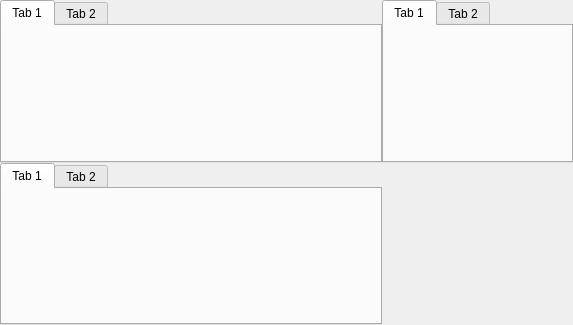
Old version of the form editor/editor.ui in the repository pyunity/pyunity-gui.
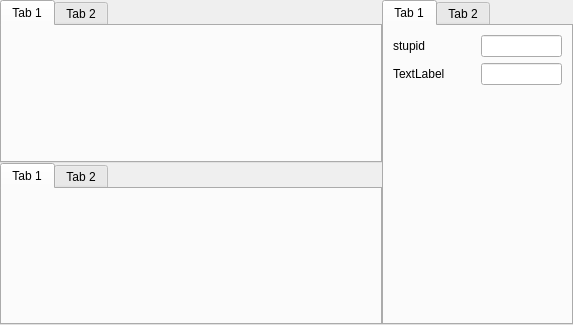
New version of the form. Icons and pictures are not drawn.

Commit message: Fixed padding errors

The edit to the form file:
```diff
--- a/editor/editor.ui
+++ b/editor/editor.ui
@@ -13,6 +13,1656 @@
   <property name="windowTitle">
    <string>MainWindow</string>
   </property>
+  <property name="styleSheet">
+   <string notr="true">/*
+ *  BreezeDark stylesheet.
+ *
+ *  :author: Colin Duquesnoy
+ *  :editor: Alex Huszagh
+ *  :license: MIT, see LICENSE.md
+ *
+ *  This is originally a fork of QDarkStyleSheet, and is based on Breeze/
+ *  BreezeDark color scheme, but is in no way affiliated with KDE.
+ *
+ * ---------------------------------------------------------------------
+ *  The MIT License (MIT)
+ *
+ * Copyright (c) &lt;2013-2014&gt; &lt;Colin Duquesnoy&gt;
+ * Copyright (c) &lt;2015-2016&gt; &lt;Alex Huszagh&gt;
+ *
+ * Permission is hereby granted, free of charge, to any person obtaining
+ * a copy of this software and associated documentation files (the
+ * &quot;Software&quot;), to deal in the Software without restriction, including
+ * without limitation the rights to use, copy, modify, merge, publish,
+ * distribute, sublicense, and/or sell copies of the Software, and to
+ * permit persons to whom the Software is furnished to do so, subject to
+ * the following conditions:
+ *
+ * The above copyright notice and this permission notice shall be included in
+ * all copies or substantial portions of the Software.
+ *
+ * THE SOFTWARE IS PROVIDED &quot;AS IS&quot;, WITHOUT WARRANTY OF ANY KIND, EXPRESS
+ * OR IMPLIED, INCLUDING BUT NOT LIMITED TO THE WARRANTIES OF
+ * MERCHANTABILITY, FITNESS FOR A PARTICULAR PURPOSE AND NONINFRINGEMENT.
+ * IN NO EVENT SHALL THE AUTHORS OR COPYRIGHT HOLDERS BE LIABLE FOR ANY
+ * CLAIM, DAMAGES OR OTHER LIABILITY, WHETHER IN AN ACTION OF CONTRACT,
+ * TORT OR OTHERWISE, ARISING FROM, OUT OF OR IN CONNECTION WITH THE
+ * SOFTWARE OR THE USE OR OTHER DEALINGS IN THE SOFTWARE.
+ * ---------------------------------------------------------------------
+ */
+
+QToolTip
+{
+    border: 1px solid #eff0f1;
+    background-color: #31363b;
+    alternate-background-color: #3b4045;
+    color: #eff0f1;
+    padding: 5px;
+    opacity: 200;
+}
+
+QWidget
+{
+    color: #eff0f1;
+    background-color: #31363b;
+    selection-background-color:#3daee9;
+    selection-color: #eff0f1;
+    background-clip: border;
+    border-image: none;
+    border: 0px transparent black;
+    outline: 0;
+}
+
+QWidget:item:hover
+{
+    background-color: #3daee9;
+    color: #eff0f1;
+}
+
+QWidget:item:selected
+{
+    background-color: #3daee9;
+}
+
+
+QCheckBox
+{
+    spacing: 5px;
+    outline: none;
+    color: #eff0f1;
+    margin-bottom: 2px;
+    opacity: 200;
+}
+
+QCheckBox:disabled
+{
+    color: #76797c;
+}
+
+QGroupBox::indicator
+{
+    margin-left: 2px;
+}
+
+QCheckBox::indicator:unchecked,
+QCheckBox::indicator:unchecked:focus
+{
+    border-image: url(:/dark/checkbox_unchecked_disabled.svg);
+}
+
+QCheckBox::indicator:unchecked:hover,
+QCheckBox::indicator:unchecked:pressed,
+QGroupBox::indicator:unchecked:hover,
+QGroupBox::indicator:unchecked:focus,
+QGroupBox::indicator:unchecked:pressed
+{
+    border: none;
+    border-image: url(:/dark/checkbox_unchecked.svg);
+}
+
+QCheckBox::indicator:checked
+{
+    border-image: url(:/dark/checkbox_checked.svg);
+}
+
+QCheckBox::indicator:checked:hover,
+QCheckBox::indicator:checked:focus,
+QCheckBox::indicator:checked:pressed,
+QGroupBox::indicator:checked:hover,
+QGroupBox::indicator:checked:focus,
+QGroupBox::indicator:checked:pressed
+{
+    border: none;
+    border-image: url(:/dark/checkbox_checked.svg);
+}
+
+QCheckBox::indicator:indeterminate
+{
+    border-image: url(:/dark/checkbox_indeterminate.svg);
+}
+
+QCheckBox::indicator:indeterminate:focus,
+QCheckBox::indicator:indeterminate:hover,
+QCheckBox::indicator:indeterminate:pressed
+{
+    border-image: url(:/dark/checkbox_indeterminate.svg);
+}
+
+QCheckBox::indicator:indeterminate:disabled
+{
+    border-image: url(:/dark/checkbox_indeterminate_disabled.svg);
+}
+
+QCheckBox::indicator:checked:disabled,
+QGroupBox::indicator:checked:disabled
+{
+    border-image: url(:/dark/checkbox_checked_disabled.svg);
+}
+
+QCheckBox::indicator:unchecked:disabled,
+QGroupBox::indicator:unchecked:disabled
+{
+    border-image: url(:/dark/checkbox_unchecked_disabled.svg);
+}
+
+QRadioButton
+{
+    spacing: 5px;
+    outline: none;
+    color: #eff0f1;
+    margin-bottom: 2px;
+}
+
+QRadioButton:disabled
+{
+    color: #76797c;
+}
+
+QRadioButton::indicator:unchecked,
+QRadioButton::indicator:unchecked:focus
+{
+    border-image: url(:/dark/radio_unchecked_disabled.svg);
+}
+
+
+QRadioButton::indicator:unchecked:hover,
+QRadioButton::indicator:unchecked:pressed
+{
+    border: none;
+    outline: none;
+    border-image: url(:/dark/radio_unchecked.svg);
+}
+
+
+QRadioButton::indicator:checked
+{
+    border: none;
+    outline: none;
+    border-image: url(:/dark/radio_checked.svg);
+}
+
+QRadioButton::indicator:checked:hover,
+QRadioButton::indicator:checked:focus,
+QRadioButton::indicator:checked:pressed
+{
+    border: none;
+    outline: none;
+    border-image: url(:/dark/radio_checked.svg);
+}
+
+QRadioButton::indicator:checked:disabled
+{
+    outline: none;
+    border-image: url(:/dark/radio_checked_disabled.svg);
+}
+
+QRadioButton::indicator:unchecked:disabled
+{
+    border-image: url(:/dark/radio_unchecked_disabled.svg);
+}
+
+QMenuBar
+{
+    background-color: #31363b;
+    color: #eff0f1;
+}
+
+QMenuBar::item
+{
+    background: transparent;
+}
+
+QMenuBar::item:selected
+{
+    background: transparent;
+    border: 1px solid #76797c;
+}
+
+QMenuBar::item:pressed
+{
+    border: 1px solid #76797c;
+    background-color: #3daee9;
+    color: #eff0f1;
+    margin-bottom: -1px;
+    padding-bottom: 1px;
+}
+
+QMenu
+{
+    border: 1px solid #76797c;
+    color: #eff0f1;
+    margin: 2px;
+}
+
+QMenu::icon
+{
+    margin: 5px;
+}
+
+QMenu::item
+{
+    padding: 5px 30px 5px 30px;
+    margin-left: 5px;
+    border: 1px solid transparent; /* reserve space for selection border */
+}
+
+QMenu::item:selected
+{
+    color: #eff0f1;
+}
+
+QMenu::separator
+{
+    height: 2px;
+    background: lightblue;
+    margin-left: 10px;
+    margin-right: 5px;
+}
+
+/* non-exclusive indicator = check box style indicator
+   (see QActionGroup::setExclusive) */
+QMenu::indicator:non-exclusive:unchecked
+{
+    border-image: url(:/dark/checkbox_unchecked_disabled.svg);
+}
+
+QMenu::indicator:non-exclusive:unchecked:selected
+{
+    border-image: url(:/dark/checkbox_unchecked_disabled.svg);
+}
+
+QMenu::indicator:non-exclusive:checked
+{
+    border-image: url(:/dark/checkbox_checked.svg);
+}
+
+QMenu::indicator:non-exclusive:checked:selected
+{
+    border-image: url(:/dark/checkbox_checked.svg);
+}
+
+/* exclusive indicator = radio button style indicator (see QActionGroup::setExclusive) */
+QMenu::indicator:exclusive:unchecked
+{
+    border-image: url(:/dark/radio_unchecked_disabled.svg);
+}
+
+QMenu::indicator:exclusive:unchecked:selected
+{
+    border-image: url(:/dark/radio_unchecked_disabled.svg);
+}
+
+QMenu::indicator:exclusive:checked
+{
+    border-image: url(:/dark/radio_checked.svg);
+}
+
+QMenu::indicator:exclusive:checked:selected
+{
+    border-image: url(:/dark/radio_checked.svg);
+}
+
+QMenu::right-arrow
+{
+    margin: 5px;
+    border-image: url(:/light/right_arrow.svg);
+    width: 6px;
+    height: 9px;
+}
+
+
+QWidget:disabled
+{
+    color: #454545;
+    background-color: #31363b;
+}
+
+QAbstractItemView
+{
+    alternate-background-color: #31363b;
+    color: #eff0f1;
+    border: 1px solid 3A3939;
+    border-radius: 2px;
+}
+
+QWidget:focus,
+QMenuBar:focus
+{
+    border: 1px solid #3daee9;
+}
+
+QTabWidget:focus,
+QCheckBox:focus,
+QRadioButton:focus,
+QSlider:focus
+{
+    border: none;
+}
+
+QLineEdit
+{
+    background-color: #232629;
+    border-style: solid;
+    border: 1px solid #76797c;
+    border-radius: 2px;
+    color: #eff0f1;
+}
+
+QGroupBox
+{
+    border: 1px solid #76797c;
+    border-radius: 2px;
+    padding-top: 10px;
+    margin-top: 10px;
+}
+
+QGroupBox::title
+{
+    subcontrol-origin: margin;
+    subcontrol-position: top center;
+    padding-left: 1px;
+    padding-right: 1px;
+    margin-top: -7px;
+}
+
+QAbstractScrollArea
+{
+    border-radius: 2px;
+    border: 1px solid #76797c;
+    background-color: transparent;
+}
+
+QScrollBar:horizontal
+{
+    height: 15px;
+    margin: 3px 15px 3px 15px;
+    border: 1px transparent #2A2929;
+    border-radius: 4px;
+    background-color: #2A2929;
+}
+
+QScrollBar::handle:horizontal
+{
+    background-color: #3daee9;
+    min-width: 5px;
+    border-radius: 4px;
+}
+
+QScrollBar::add-line:horizontal
+{
+    margin: 0px 3px 0px 3px;
+    border-image: url(:/dark/right_arrow_disabled.svg);
+    width: 10px;
+    height: 10px;
+    subcontrol-position: right;
+    subcontrol-origin: margin;
+}
+
+QScrollBar::sub-line:horizontal
+{
+    margin: 0px 3px 0px 3px;
+    border-image: url(:/dark/left_arrow_disabled.svg);
+    width: 10px;
+    height: 10px;
+    subcontrol-position: left;
+    subcontrol-origin: margin;
+}
+
+QScrollBar::add-line:horizontal:hover,
+QScrollBar::add-line:horizontal:on
+{
+    border-image: url(:/dark/right_arrow.svg);
+    width: 10px;
+    height: 10px;
+    subcontrol-position: right;
+    subcontrol-origin: margin;
+}
+
+
+QScrollBar::sub-line:horizontal:hover,
+QScrollBar::sub-line:horizontal:on
+{
+    border-image: url(:/dark/left_arrow.svg);
+    width: 10px;
+    height: 10px;
+    subcontrol-position: left;
+    subcontrol-origin: margin;
+}
+
+QScrollBar::up-arrow:horizontal,
+QScrollBar::down-arrow:horizontal
+{
+    background: none;
+}
+
+
+QScrollBar::add-page:horizontal,
+QScrollBar::sub-page:horizontal
+{
+    background: none;
+}
+
+QScrollBar:vertical
+{
+    background-color: #2A2929;
+    width: 15px;
+    margin: 15px 3px 15px 3px;
+    border: 1px transparent #2A2929;
+    border-radius: 4px;
+}
+
+QScrollBar::handle:vertical
+{
+    background-color: #3daee9;
+    min-height: 5px;
+    border-radius: 4px;
+}
+
+QScrollBar::sub-line:vertical
+{
+    margin: 3px 0px 3px 0px;
+    border-image: url(:/dark/up_arrow_disabled.svg);
+    height: 10px;
+    width: 10px;
+    subcontrol-position: top;
+    subcontrol-origin: margin;
+}
+
+QScrollBar::add-line:vertical
+{
+    margin: 3px 0px 3px 0px;
+    border-image: url(:/dark/down_arrow_disabled.svg);
+    height: 10px;
+    width: 10px;
+    subcontrol-position: bottom;
+    subcontrol-origin: margin;
+}
+
+QScrollBar::sub-line:vertical:hover,
+QScrollBar::sub-line:vertical:on
+{
+
+    border-image: url(:/dark/up_arrow.svg);
+    height: 10px;
+    width: 10px;
+    subcontrol-position: top;
+    subcontrol-origin: margin;
+}
+
+
+QScrollBar::add-line:vertical:hover,
+QScrollBar::add-line:vertical:on
+{
+    border-image: url(:/dark/down_arrow.svg);
+    height: 10px;
+    width: 10px;
+    subcontrol-position: bottom;
+    subcontrol-origin: margin;
+}
+
+QScrollBar::up-arrow:vertical, QScrollBar::down-arrow:vertical
+{
+    background: none;
+}
+
+
+QScrollBar::add-page:vertical, QScrollBar::sub-page:vertical
+{
+    background: none;
+}
+
+QTextEdit
+{
+    background-color: #232629;
+    color: #eff0f1;
+    border: 1px solid #76797c;
+}
+
+QPlainTextEdit
+{
+    background-color: #232629;;
+    color: #eff0f1;
+    border-radius: 2px;
+    border: 1px solid #76797c;
+}
+
+QHeaderView::section
+{
+    background-color: #76797c;
+    color: #eff0f1;
+    padding: 5px;
+    border: 1px solid #76797c;
+}
+
+QSizeGrip
+{
+    border-image: url(:/dark/sizegrip.svg);
+    width: 12px;
+    height: 12px;
+}
+
+QMainWindow::separator
+{
+    background-color: #31363b;
+    color: white;
+    padding-left: 4px;
+    spacing: 2px;
+    border: 1px dashed #76797c;
+}
+
+QMainWindow::separator:hover
+{
+
+    background-color: #787876;
+    color: white;
+    padding-left: 4px;
+    border: 1px solid #76797c;
+    spacing: 2px;
+}
+
+QMenu::separator
+{
+    height: 1px;
+    background-color: #76797c;
+    color: white;
+    padding-left: 4px;
+    margin-left: 10px;
+    margin-right: 5px;
+}
+
+QFrame[frameShape=&quot;2&quot;],  /* QFrame::Panel == 0x0003 */
+QFrame[frameShape=&quot;3&quot;],  /* QFrame::WinPanel == 0x0003 */
+QFrame[frameShape=&quot;4&quot;],  /* QFrame::HLine == 0x0004 */
+QFrame[frameShape=&quot;5&quot;],  /* QFrame::VLine == 0x0005 */
+QFrame[frameShape=&quot;6&quot;]  /* QFrame::StyledPanel == 0x0006 */
+{
+    border-width: 1px;
+    padding: 1px;
+    border-style: solid;
+    border-color: #31363b;
+    background-color: #76797c;
+    border-radius: 5px;
+}
+
+QStackedWidget
+{
+    border: 1px transparent black;
+}
+
+QToolBar
+{
+    border: 1px transparent #393838;
+    background: 1px solid #31363b;
+    font-weight: bold;
+}
+
+QToolBar::handle:horizontal
+{
+    border-image: url(:/dark/hmovetoolbar.svg);
+    width = 16px;
+    height = 64px;
+}
+
+QToolBar::handle:vertical
+{
+    border-image: url(:/dark/vmovetoolbar.svg);
+    width = 54px;
+    height = 10px;
+}
+
+QToolBar::separator:horizontal
+{
+    border-image: url(:/dark/hsepartoolbar.svg);
+    width = 7px;
+    height = 63px;
+}
+
+QToolBar::separator:vertical
+{
+    border-image: url(:/dark/vsepartoolbars.svg);
+    width = 63px;
+    height = 7px;
+}
+
+QPushButton
+{
+    color: #eff0f1;
+    background-color: qlineargradient(x1: 0.5, y1: 0.5 x2: 0.5, y2: 1, stop: 0 #3b4045, stop: 0.5 #31363b);
+    border-width: 1px;
+    border-color: #76797c;
+    border-style: solid;
+    padding: 5px 20px;
+    border-radius: 2px;
+    outline: none;
+}
+
+QPushButton:disabled
+{
+    background-color: #31363b;
+    border-width: 1px;
+    border-color: #454545;
+    border-style: solid;
+    padding-top: 5px;
+    padding-bottom: 5px;
+    padding-left: 20px;
+    padding-right: 20px;
+    border-radius: 2px;
+    color: #454545;
+}
+
+QPushButton:focus
+{
+    color: white;
+}
+
+QPushButton:pressed
+{
+    background-color: #31363b;
+    padding-top: -15px;
+    padding-bottom: -17px;
+}
+
+QComboBox
+{
+    selection-background-color: #3daee9;
+    border-style: solid;
+    border: 1px solid #76797c;
+    border-radius: 2px;
+    padding: 5px;
+    min-width: 75px;
+}
+
+QPushButton:checked
+{
+    background-color: #76797c;
+    border-color: #6A6969;
+}
+
+QPushButton:hover
+{
+    background-color: qlineargradient(x1: 0.5, y1: 0.5 x2: 0.5, y2: 1, stop: 0 #454a4f, stop: 0.5 #3b4045);
+    border: 1px solid #3daee9;
+    color: #eff0f1;
+}
+
+QPushButton:checked:hover
+{
+    background-color: qlineargradient(x1: 0.5, y1: 0.5 x2: 0.5, y2: 1, stop: 0 #808386, stop: 0.5 #76797c);
+    border: 1px solid #3daee9;
+    color: #eff0f1;
+}
+
+QComboBox:hover,
+QAbstractSpinBox:hover,
+QLineEdit:hover,
+QTextEdit:hover,
+QPlainTextEdit:hover,
+QAbstractView:hover,
+QTreeView:hover
+{
+    border: 1px solid #3daee9;
+    color: #eff0f1;
+}
+
+QComboBox:hover:pressed,
+QPushButton:hover:pressed,
+QAbstractSpinBox:hover:pressed,
+QLineEdit:hover:pressed,
+QTextEdit:hover:pressed,
+QPlainTextEdit:hover:pressed,
+QAbstractView:hover:pressed,
+QTreeView:hover:pressed
+{
+    background-color: #31363b;
+}
+
+QComboBox:on
+{
+    padding-top: 3px;
+    padding-left: 4px;
+    selection-background-color: #4a4a4a;
+}
+
+QComboBox QAbstractItemView
+{
+    background-color: #232629;
+    border-radius: 2px;
+    border: 1px solid #76797c;
+    selection-background-color: #3daee9;
+}
+
+QComboBox::drop-down
+{
+    subcontrol-origin: padding;
+    subcontrol-position: top right;
+    width: 15px;
+
+    border-left-width: 0px;
+    border-left-color: darkgray;
+    border-left-style: solid;
+    border-top-right-radius: 3px;
+    border-bottom-right-radius: 3px;
+}
+
+QComboBox::down-arrow
+{
+    border-image: url(:/dark/down_arrow_disabled.svg);
+    width: 9px;
+    height: 6px;
+}
+
+QComboBox::down-arrow:on,
+QComboBox::down-arrow:hover,
+QComboBox::down-arrow:focus
+{
+    border-image: url(:/dark/down_arrow.svg);
+    width: 9px;
+    height: 6px;
+}
+
+QAbstractSpinBox
+{
+    padding: 5px;
+    border: 1px solid #76797c;
+    background-color: #232629;
+    color: #eff0f1;
+    border-radius: 2px;
+    min-width: 75px;
+}
+
+QAbstractSpinBox:up-button
+{
+    background-color: transparent;
+    subcontrol-origin: border;
+    subcontrol-position: center right;
+}
+
+QAbstractSpinBox:down-button
+{
+    background-color: transparent;
+    subcontrol-origin: border;
+    subcontrol-position: center left;
+}
+
+QAbstractSpinBox::up-arrow,
+QAbstractSpinBox::up-arrow:disabled,
+QAbstractSpinBox::up-arrow:off
+{
+    border-image: url(:/dark/up_arrow_disabled.svg);
+    width: 9px;
+    height: 6px;
+}
+
+QAbstractSpinBox::up-arrow:hover
+{
+    border-image: url(:/dark/up_arrow.svg);
+    width: 9px;
+    height: 6px;
+}
+
+QAbstractSpinBox::down-arrow,
+QAbstractSpinBox::down-arrow:disabled,
+QAbstractSpinBox::down-arrow:off
+{
+    border-image: url(:/dark/down_arrow_disabled.svg);
+    width: 9px;
+    height: 6px;
+}
+
+QAbstractSpinBox::down-arrow:hover
+{
+    border-image: url(:/dark/down_arrow.svg);
+    width: 9px;
+    height: 6px;
+}
+
+QLabel
+{
+    border: 0px solid black;
+}
+
+/* BORDERS */
+QTabWidget::pane
+{
+    padding: 5px;
+    margin: 1px;
+}
+
+QTabWidget::pane:top
+{
+    border: 1px solid #76797c;
+    top: -1px;
+}
+
+QTabWidget::pane:bottom
+{
+    border: 1px solid #76797c;
+    bottom: -1px;
+}
+
+QTabWidget::pane:left
+{
+    border: 1px solid #76797c;
+    right: -1px;
+}
+
+QTabWidget::pane:right
+{
+    border: 1px solid #76797c;
+    left: -1px;
+}
+
+
+QTabBar
+{
+    qproperty-drawBase: 0;
+    left: 5px; /* move to the right by 5px */
+    border-radius: 3px;
+}
+
+QTabBar:focus
+{
+    border: 0px transparent black;
+}
+
+QTabBar::close-button
+{
+    border-image: url(:/dark/close.svg);
+    background: transparent;
+}
+
+QTabBar::close-button:hover
+{
+    border-image: url(:/dark/close-hover.svg);
+    width: 12px;
+    height: 12px;
+    background: transparent;
+}
+
+QTabBar::close-button:pressed
+{
+    border-image: url(:/dark/close-pressed.svg);
+    width: 12px;
+    height: 12px;
+    background: transparent;
+}
+
+/* TOP TABS */
+QTabBar::tab:top
+{
+    color: #eff0f1;
+    border: 1px transparent black;
+    border-left: 1px solid #76797c;
+    border-top: 1px solid #76797c;
+    background-color: #31363b;
+    padding: 5px;
+    min-width: 50px;
+    border-top-left-radius: 2px;
+    border-top-right-radius: 2px;
+}
+
+QTabBar::tab:top:last,
+QTabBar::tab:top:only-one
+{
+    color: #eff0f1;
+    border: 1px transparent black;
+    border-left: 1px solid #76797c;
+    border-right: 1px solid #76797c;
+    border-top: 1px solid #76797c;
+    background-color: #31363b;
+    padding: 5px;
+    min-width: 50px;
+    border-top-left-radius: 2px;
+    border-top-right-radius: 2px;
+}
+
+QTabBar::tab:top:!selected
+{
+    color: #eff0f1;
+    background-color: #54575B;
+    border: 1px transparent black;
+    border-left: 1px solid #76797c;
+    border-top-left-radius: 2px;
+    border-top-right-radius: 2px;
+}
+
+QTabBar::tab:top:first:!selected
+{
+    color: #eff0f1;
+    background-color: #54575B;
+    border: 1px transparent black;
+    border-top-left-radius: 2px;
+    border-top-right-radius: 2px;
+}
+
+QTabBar::tab:top:!selected:hover
+{
+    background-color: rgba(61, 173, 232, 0.2);
+    border: 1px rgba(61, 173, 232, 0.2);
+    border-left: 1px solid #76797c;
+}
+
+QTabBar::tab:top:!selected:first:hover
+{
+    background-color: rgba(61, 173, 232, 0.2);
+    border: 1px rgba(61, 173, 232, 0.2);
+}
+
+/* BOTTOM TABS */
+
+QTabBar::tab:bottom
+{
+    color: #eff0f1;
+    border: 1px transparent black;
+    border-left: 1px solid #76797c;
+    border-bottom: 1px solid #76797c;
+    background-color: #31363b;
+    padding: 5px;
+    border-bottom-left-radius: 2px;
+    border-bottom-right-radius: 2px;
+    min-width: 50px;
+}
+
+QTabBar::tab:bottom:last,
+QTabBar::tab:bottom:only-one
+{
+    color: #eff0f1;
+    border: 1px transparent black;
+    border-left: 1px solid #76797c;
+    border-right: 1px solid #76797c;
+    border-bottom: 1px solid #76797c;
+    background-color: #31363b;
+    padding: 5px;
+    border-bottom-left-radius: 2px;
+    border-bottom-right-radius: 2px;
+    min-width: 50px;
+}
+
+QTabBar::tab:bottom:!selected
+{
+    color: #eff0f1;
+    background-color: #54575B;
+    border: 1px transparent black;
+    border-left: 1px solid #76797c;
+    border-bottom-left-radius: 2px;
+    border-bottom-right-radius: 2px;
+}
+
+QTabBar::tab:bottom:first:!selected
+{
+    color: #eff0f1;
+    background-color: #54575B;
+    border: 1px transparent black;
+    border-top-left-radius: 2px;
+    border-top-right-radius: 2px;
+}
+
+QTabBar::tab:bottom:!selected:hover
+{
+    background-color: rgba(61, 173, 232, 0.2);
+    border: 1px rgba(61, 173, 232, 0.2);
+    border-left: 1px solid #76797c;
+}
+
+QTabBar::tab:bottom:!selected:first:hover
+{
+    background-color: rgba(61, 173, 232, 0.2);
+    border: 1px rgba(61, 173, 232, 0.2);
+}
+
+/* LEFT TABS */
+QTabBar::tab:left
+{
+    color: #eff0f1;
+    border: 1px transparent black;
+    border-top: 1px solid #76797c;
+    border-right: 1px solid #76797c;
+    background-color: #31363b;
+    padding: 5px;
+    border-top-right-radius: 2px;
+    border-bottom-right-radius: 2px;
+    min-height: 50px;
+}
+
+QTabBar::tab:left:last,
+QTabBar::tab:left:only-one
+{
+    color: #eff0f1;
+    border: 1px transparent black;
+    border-top: 1px solid #76797c;
+    border-bottom: 1px solid #76797c;
+    border-right: 1px solid #76797c;
+    background-color: #31363b;
+    padding: 5px;
+    border-top-right-radius: 2px;
+    border-bottom-right-radius: 2px;
+    min-height: 50px;
+}
+
+QTabBar::tab:left:!selected
+{
+    color: #eff0f1;
+    background-color: #54575B;
+    border: 1px transparent black;
+    border-top: 1px solid #76797c;
+    border-top-right-radius: 2px;
+    border-bottom-right-radius: 2px;
+}
+
+QTabBar::tab:left:!selected:hover
+{
+    background-color: rgba(61, 173, 232, 0.2);
+    border: 1px rgba(61, 173, 232, 0.2);
+    border-top: 1px solid #76797c;
+}
+
+QTabBar::tab:left:!selected:first:hover
+{
+    background-color: rgba(61, 173, 232, 0.2);
+    border: 1px rgba(61, 173, 232, 0.2);
+}
+
+/* RIGHT TABS */
+QTabBar::tab:right
+{
+    color: #eff0f1;
+    border: 1px transparent black;
+    border-top: 1px solid #76797c;
+    border-left: 1px solid #76797c;
+    background-color: #31363b;
+    padding: 5px;
+    border-top-left-radius: 2px;
+    border-bottom-left-radius: 2px;
+    min-height: 50px;
+}
+
+QTabBar::tab:right:last,
+QTabBar::tab:right:only-one
+{
+    color: #eff0f1;
+    border: 1px transparent black;
+    border-top: 1px solid #76797c;
+    border-bottom: 1px solid #76797c;
+    border-left: 1px solid #76797c;
+    background-color: #31363b;
+    padding: 5px;
+    border-top-left-radius: 2px;
+    border-bottom-left-radius: 2px;
+    min-height: 50px;
+}
+
+QTabBar::tab:right:!selected
+{
+    color: #eff0f1;
+    background-color: #54575B;
+    border: 1px transparent black;
+    border-top: 1px solid #76797c;
+    border-top-left-radius: 2px;
+    border-bottom-left-radius: 2px;
+}
+
+QTabBar::tab:right:!selected:hover
+{
+    background-color: rgba(61, 173, 232, 0.2);
+    border: 1px rgba(61, 173, 232, 0.2);
+    border-top: 1px solid #76797c;
+}
+
+QTabBar::tab:right:!selected:first:hover
+{
+    background-color: rgba(61, 173, 232, 0.2);
+    border: 1px rgba(61, 173, 232, 0.2);
+}
+
+QTabBar QToolButton::right-arrow:enabled
+{
+    border-image: url(:/dark/right_arrow.svg);
+}
+
+QTabBar QToolButton::left-arrow:enabled
+{
+    border-image: url(:/dark/left_arrow.svg);
+}
+
+QTabBar QToolButton::right-arrow:disabled
+{
+    border-image: url(:/dark/right_arrow_disabled.svg);
+}
+
+QTabBar QToolButton::left-arrow:disabled
+{
+    border-image: url(:/dark/left_arrow_disabled.svg);
+}
+
+QDockWidget
+{
+    background: #31363b;
+    border: 1px solid #403F3F;
+    titlebar-close-icon: url(:/dark/transparent.svg);
+    titlebar-normal-icon: url(:/dark/transparent.svg);
+}
+
+QDockWidget::close-button,
+QDockWidget::float-button
+{
+    border: 1px solid transparent;
+    border-radius: 2px;
+    background: transparent;
+}
+
+QDockWidget::float-button
+{
+    border-image: url(:/dark/undock.svg);
+}
+
+QDockWidget::float-button:hover
+{
+    border-image: url(:/dark/undock-hover.svg) ;
+}
+
+QDockWidget::close-button
+{
+    border-image: url(:/dark/close.svg) ;
+}
+
+QDockWidget::close-button:hover
+{
+    border-image: url(:/dark/close-hover.svg) ;
+}
+
+QDockWidget::close-button:pressed
+{
+    border-image: url(:/dark/close-pressed.svg) ;
+}
+
+QTreeView,
+QListView
+{
+    border: 1px solid #76797c;
+    background-color: #232629;
+}
+
+QTreeView::branch:has-siblings:!adjoins-item
+{
+    border-image: url(:/dark/stylesheet-vline.svg) 0;
+}
+
+QTreeView::branch:has-siblings:adjoins-item
+{
+    border-image: url(:/dark/stylesheet-branch-more.svg) 0;
+}
+
+QTreeView::branch:!has-children:!has-siblings:adjoins-item
+{
+    border-image: url(:/dark/stylesheet-branch-end.svg) 0;
+}
+
+QTreeView::branch:has-children:!has-siblings:closed,
+QTreeView::branch:closed:has-children:has-siblings
+{
+    border-image: url(:/dark/stylesheet-branch-end-closed.svg) 0;
+    image: url(:/dark/branch_closed.svg);
+}
+
+QTreeView::branch:open:has-children:!has-siblings,
+QTreeView::branch:open:has-children:has-siblings
+{
+    border-image: url(:/dark/stylesheet-branch-end-open.svg) 0;
+    image: url(:/dark/branch_open.svg);
+}
+
+/*
+QTreeView::branch:has-siblings:!adjoins-item {
+        background: cyan;
+}
+
+QTreeView::branch:has-siblings:adjoins-item {
+        background: red;
+}
+
+QTreeView::branch:!has-children:!has-siblings:adjoins-item {
+        background: blue;
+}
+
+QTreeView::branch:closed:has-children:has-siblings {
+        background: pink;
+}
+
+QTreeView::branch:has-children:!has-siblings:closed {
+        background: gray;
+}
+
+QTreeView::branch:open:has-children:has-siblings {
+        background: magenta;
+}
+
+QTreeView::branch:open:has-children:!has-siblings {
+        background: green;
+}
+*/
+
+QTableView::item,
+QListView::item,
+QTreeView::item
+{
+    padding: 3px;
+}
+
+QTableView::item:!selected:hover,
+QListView::item:!selected:hover,
+QTreeView::item:!selected:hover
+{
+    background-color: rgba(61, 173, 232, 0.2);
+    outline: 0;
+    color: #eff0f1;
+    padding: 3px;
+}
+
+
+QSlider::groove:horizontal
+{
+    border: 1px solid #31363b;
+    height: 4px;
+    background: #565a5e;
+    margin: 0px;
+    border-radius: 2px;
+}
+
+QSlider::handle:horizontal
+{
+    background: #232629;
+    border: 1px solid #626568;
+    width: 16px;
+    height: 16px;
+    margin: -8px 0;
+    border-radius: 9px;
+}
+
+QSlider::groove:vertical
+{
+    border: 1px solid #31363b;
+    width: 4px;
+    background: #565a5e;
+    margin: 0px;
+    border-radius: 3px;
+}
+
+QSlider::handle:vertical
+{
+    background: #232629;
+    border: 1px solid #626568;
+    width: 16px;
+    height: 16px;
+    margin: 0 -8px;
+    border-radius: 9px;
+}
+
+QSlider::handle:horizontal:hover,
+QSlider::handle:horizontal:focus,
+QSlider::handle:vertical:hover,
+QSlider::handle:vertical:focus
+{
+    border: 1px solid #3daee9;
+}
+
+QSlider::sub-page:horizontal,
+QSlider::add-page:vertical
+{
+    background: #3daee9;
+    border-radius: 3px;
+}
+
+QSlider::add-page:horizontal,
+QSlider::sub-page:vertical
+{
+    background: #626568;
+    border-radius: 3px;
+}
+
+QToolButton
+{
+    background-color: transparent;
+    border: 1px solid #76797c;
+    border-radius: 2px;
+    margin: 3px;
+    padding: 5px;
+}
+
+QToolButton[popupMode=&quot;1&quot;]  /* only for MenuButtonPopup */
+{
+    padding-right: 20px; /* make way for the popup button */
+}
+
+QToolButton[popupMode=&quot;2&quot;]  /* only for InstantPopup */
+{
+    padding-right: 10px; /* make way for the popup button */
+}
+
+QToolButton::menu-indicator
+{
+    border-image: none;
+    image: url(:/dark/down_arrow.svg);
+    top: -7px;
+    left: -2px;
+}
+
+QToolButton::menu-arrow
+{
+    border-image: none;
+    image: url(:/dark/down_arrow.svg);
+}
+
+QToolButton:hover,
+QToolButton::menu-button:hover
+{
+    background-color: transparent;
+    border: 1px solid #3daee9;
+}
+
+QToolButton:checked,
+QToolButton:pressed,
+QToolButton::menu-button:pressed
+{
+    background-color: #3daee9;
+    border: 1px solid #3daee9;
+    padding: 5px;
+}
+
+QToolButton::menu-button
+{
+    border: 1px solid #76797c;
+    border-top-right-radius: 6px;
+    border-bottom-right-radius: 6px;
+    /* 10px width + 4px for border + no text = 20px allocated above */
+    width: 10px;
+    padding: 5px;
+    outline: none;
+}
+
+QToolButton::menu-arrow:open
+{
+    border: 1px solid #76797c;
+}
+
+QPushButton::menu-indicator
+{
+    subcontrol-origin: padding;
+    subcontrol-position: bottom right;
+    left: 8px;
+}
+
+QTableView
+{
+    border: 1px solid #76797c;
+    gridline-color: #31363b;
+    background-color: #232629;
+}
+
+
+QTableView,
+QHeaderView
+{
+    border-radius: 0px;
+}
+
+QTableView::item:pressed,
+QListView::item:pressed,
+QTreeView::item:pressed
+{
+    background: #3daee9;
+    color: #eff0f1;
+}
+
+QTableView::item:selected:active,
+QTreeView::item:selected:active,
+QListView::item:selected:active
+{
+    background: #3daee9;
+    color: #eff0f1;
+}
+
+QListView::item:selected:hover,
+QTreeView::item:selected:hover
+{
+    background-color: #47b8f3;
+    color: #eff0f1;
+}
+
+QHeaderView
+{
+    background-color: #31363b;
+    border: 1px transparent;
+    border-radius: 0px;
+    margin: 0px;
+    padding: 0px;
+
+}
+
+QHeaderView::section
+{
+    background-color: #31363b;
+    color: #eff0f1;
+    padding: 5px;
+    border: 1px solid #76797c;
+    border-radius: 0px;
+    text-align: center;
+}
+
+QHeaderView::section::vertical::first,
+QHeaderView::section::vertical::only-one
+{
+    border-top: 1px solid #76797c;
+}
+
+QHeaderView::section::vertical
+{
+    border-top: transparent;
+}
+
+QHeaderView::section::horizontal::first,
+QHeaderView::section::horizontal::only-one
+{
+    border-left: 1px solid #76797c;
+}
+
+QHeaderView::section::horizontal
+{
+    border-left: transparent;
+}
+
+
+QHeaderView::section:checked
+{
+    color: white;
+    background-color: #334e5e;
+}
+
+ /* style the sort indicator */
+QHeaderView::down-arrow
+{
+    image: url(:/dark/down_arrow.svg);
+}
+
+QHeaderView::up-arrow
+{
+    image: url(:/dark/up_arrow.svg);
+}
+
+QTableCornerButton::section
+{
+    background-color: #31363b;
+    border: 1px transparent #76797c;
+    border-radius: 0px;
+}
+
+QToolBox
+{
+    padding: 5px;
+    border: 1px transparent black;
+}
+
+QToolBox:selected
+{
+    background-color: #31363b;
+    border-color: #3daee9;
+}
+
+QToolBox:hover
+{
+    border-color: #3daee9;
+}
+
+QStatusBar::item
+{
+    border: 0px transparent dark;
+}
+
+QFrame[height=&quot;3&quot;],
+QFrame[width=&quot;3&quot;]
+{
+    background-color: #76797c;
+}
+
+QSplitter::handle
+{
+    border: 1px dashed #76797c;
+}
+
+QSplitter::handle:hover
+{
+    background-color: #787876;
+    border: 1px solid #76797c;
+}
+
+QSplitter::handle:horizontal
+{
+    width: 1px;
+}
+
+QSplitter::handle:vertical
+{
+    height: 1px;
+}
+
+QProgressBar:horizontal
+{
+    background-color: #626568;
+    border: 1px solid #31363b;
+    border-radius: 3px;
+    height: 5px;
+    text-align: right;
+    margin-top: 5px;
+    margin-bottom: 5px;
+    margin-right: 50px;
+    padding: 0px;
+}
+
+QProgressBar::chunk:horizontal
+{
+    background-color: #3daee9;
+    border: 1px transparent;
+    border-radius: 3px;
+}
+
+QSpinBox,
+QDoubleSpinBox
+{
+    padding-right: 15px;
+}
+
+QSpinBox::up-button,
+QDoubleSpinBox::up-button
+{
+    subcontrol-origin: content;
+    subcontrol-position: right top;
+
+    width: 16px;
+    border-width: 1px;
+}
+
+QSpinBox::up-arrow,
+QDoubleSpinBox::up-arrow
+{
+    border-image: url(:/dark/up_arrow.svg);
+    width: 9px;
+    height: 6px;
+}
+
+QSpinBox::up-arrow:hover,
+QSpinBox::up-arrow:pressed,
+QDoubleSpinBox::up-arrow:hover,
+QDoubleSpinBox::up-arrow:pressed
+{
+    border-image: url(:/dark/up_arrow-hover.svg);
+    width: 9px;
+    height: 6px;
+}
+
+QSpinBox::up-arrow:disabled,
+QSpinBox::up-arrow:off,
+QDoubleSpinBox::up-arrow:disabled,
+QDoubleSpinBox::up-arrow:off
+{
+   border-image: url(:/dark/up_arrow_disabled.svg);
+}
+
+QSpinBox::down-button,
+QDoubleSpinBox::down-button
+{
+    subcontrol-origin: content;
+    subcontrol-position: right bottom;
+
+    width: 16px;
+    border-width: 1px;
+}
+
+QSpinBox::down-arrow,
+QDoubleSpinBox::down-arrow
+{
+    border-image: url(:/dark/down_arrow.svg);
+    width: 9px;
+    height: 6px;
+}
+
+QSpinBox::down-arrow:hover,
+QSpinBox::down-arrow:pressed,
+QDoubleSpinBox::down-arrow:hover,
+QDoubleSpinBox::down-arrow:pressed
+{
+    border-image: url(:/dark/down_arrow-hover.svg);
+    width: 9px;
+    height: 6px;
+}
+
+QSpinBox::down-arrow:disabled,
+QSpinBox::down-arrow:off,
+QDoubleSpinBox::down-arrow:disabled,
+QDoubleSpinBox::down-arrow:off
+{
+   border-image: url(:/dark/down_arrow_disabled.svg);
+}
+</string>
+  </property>
   <widget class="QWidget" name="centralwidget">
    <property name="sizePolicy">
     <sizepolicy hsizetype="Preferred" vsizetype="Expanding">
@@ -20,7 +1670,7 @@
      <verstretch>0</verstretch>
     </sizepolicy>
    </property>
-   <layout class="QGridLayout" name="gridLayout" rowstretch="0,0" columnstretch="2,1,0">
+   <layout class="QGridLayout" name="gridLayout" rowstretch="0,0" columnstretch="2,1">
     <property name="leftMargin">
      <number>0</number>
     </property>
@@ -36,6 +1686,88 @@
     <property name="spacing">
      <number>0</number>
     </property>
+    <item row="0" column="1" rowspan="2">
+     <widget class="QTabWidget" name="tabWidget_2">
+      <widget class="QWidget" name="tab_3">
+       <attribute name="title">
+        <string>Tab 1</string>
+       </attribute>
+       <layout class="QVBoxLayout">
+        <item>
+         <layout class="QGridLayout" name="gridLayout_2" columnstretch="1,1">
+          <item row="0" column="0">
+           <widget class="QLabel" name="label">
+            <property name="sizePolicy">
+             <sizepolicy hsizetype="Preferred" vsizetype="Preferred">
+              <horstretch>1</horstretch>
+              <verstretch>0</verstretch>
+             </sizepolicy>
+            </property>
+            <property name="text">
+             <string>stupid</string>
+            </property>
+            <property name="wordWrap">
+             <bool>true</bool>
+            </property>
+           </widget>
+          </item>
+          <item row="0" column="1">
+           <widget class="QLineEdit" name="lineEdit">
+            <property name="sizePolicy">
+             <sizepolicy hsizetype="Expanding" vsizetype="Fixed">
+              <horstretch>2</horstretch>
+              <verstretch>0</verstretch>
+             </sizepolicy>
+            </property>
+           </widget>
+          </item>
+          <item row="1" column="0">
+           <widget class="QLabel" name="label_2">
+            <property name="sizePolicy">
+             <sizepolicy hsizetype="Preferred" vsizetype="Preferred">
+              <horstretch>1</horstretch>
+              <verstretch>0</verstretch>
+             </sizepolicy>
+            </property>
+            <property name="text">
+             <string>TextLabel</string>
+            </property>
+           </widget>
+          </item>
+          <item row="1" column="1">
+           <widget class="QLineEdit" name="lineEdit_2">
+            <property name="sizePolicy">
+             <sizepolicy hsizetype="Expanding" vsizetype="Fixed">
+              <horstretch>2</horstretch>
+              <verstretch>0</verstretch>
+             </sizepolicy>
+            </property>
+           </widget>
+          </item>
+         </layout>
+        </item>
+        <item>
+         <spacer name="verticalSpacer">
+          <property name="orientation">
+           <enum>Qt::Vertical</enum>
+          </property>
+          <property name="sizeHint" stdset="0">
+           <size>
+            <width>20</width>
+            <height>40</height>
+           </size>
+          </property>
+         </spacer>
+        </item>
+       </layout>
+      </widget>
+      <widget class="QWidget" name="tab_4">
+       <attribute name="title">
+        <string>Tab 2</string>
+       </attribute>
+      </widget>
+     </widget>
+    </item>
     <item row="1" column="0">
      <widget class="QTabWidget" name="tabWidget_3">
       <widget class="QWidget" name="tab_5">
@@ -64,20 +1796,6 @@
       </widget>
      </widget>
     </item>
-    <item row="0" column="1">
-     <widget class="QTabWidget" name="tabWidget_2">
-      <widget class="QWidget" name="tab_3">
-       <attribute name="title">
-        <string>Tab 1</string>
-       </attribute>
-      </widget>
-      <widget class="QWidget" name="tab_4">
-       <attribute name="title">
-        <string>Tab 2</string>
-       </attribute>
-      </widget>
-     </widget>
-    </item>
    </layout>
   </widget>
   <widget class="QMenuBar" name="menubar">
```
Left out of the diff: 3 changed lines with no effect on the pictures. The commit also changes 1 other file.
